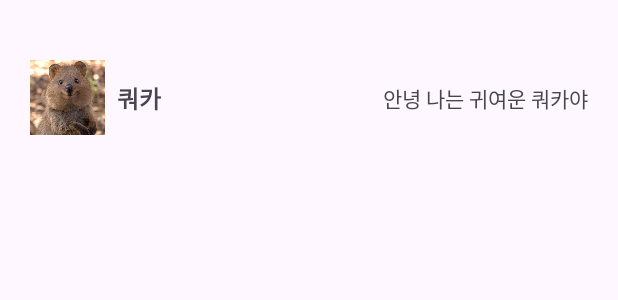
After one commit to DO-SOPT-ANDROID/minhoe-heo, an Android app: the layout item_friend.xml on its own in the app's theme, with its tools: preview values and no code run, on a phone screen of 412 x 824 dp. The commit adds this screen. Shown: the top 300 px of the screen. Run offline under Robolectric (Android 15) with nearby library versions, the phone set to English and light mode, and no system bars.

Commit message:
[feat] concatadapter 구현

```diff
--- a/app/src/main/AndroidManifest.xml
+++ b/app/src/main/AndroidManifest.xml
@@ -25,11 +25,8 @@
             android:name=".SignUpActivity"
             android:exported="false">
         </activity>
-        <activity
-            android:name=".MainActivity"
-            android:exported="false">
-        </activity>
 
+        <activity android:name=".HomeActivity"/>
     </application>
 
 </manifest>
--- a/app/src/main/java/org/sopt/dosopttemplate/LoginActivity.kt
+++ b/app/src/main/java/org/sopt/dosopttemplate/LoginActivity.kt
@@ -6,11 +6,11 @@ import android.widget.Toast
 import androidx.activity.result.ActivityResultLauncher
 import androidx.activity.result.contract.ActivityResultContracts
 import androidx.appcompat.app.AppCompatActivity
-import org.sopt.dosopttemplate.databinding.SignInBinding
+import org.sopt.dosopttemplate.databinding.ActivityLoginBinding
 
 
 class LoginActivity : AppCompatActivity() {
-    private lateinit var binding: SignInBinding
+    private lateinit var binding: ActivityLoginBinding
     private lateinit var activityResult: ActivityResultLauncher<Intent>
     lateinit var id: String
     lateinit var pw: String
@@ -21,7 +21,7 @@ class LoginActivity : AppCompatActivity() {
     override fun onCreate(savedInstanceState: Bundle?) {
         super.onCreate(savedInstanceState)
         setContentView(R.layout.activity_login)
-        binding = SignInBinding.inflate(layoutInflater)
+        binding = ActivityLoginBinding.inflate(layoutInflater)
         setContentView(binding.root)
 
         setResult()
--- /dev/null
+++ b/app/src/main/res/drawable/ic_do_android_white_24.xml
@@ -0,0 +1,5 @@
+<vector android:height="24dp" android:tint="#FFFFFF"
+    android:viewportHeight="24" android:viewportWidth="24"
+    android:width="24dp" xmlns:android="http://schemas.android.com/apk/res/android">
+    <path android:fillColor="@android:color/white" android:pathData="M12,2C6.48,2 2,6.48 2,12s4.48,10 10,10h5v-2h-5c-4.34,0 -8,-3.66 -8,-8s3.66,-8 8,-8 8,3.66 8,8v1.43c0,0.79 -0.71,1.57 -1.5,1.57s-1.5,-0.78 -1.5,-1.57L17,12c0,-2.76 -2.24,-5 -5,-5s-5,2.24 -5,5 2.24,5 5,5c1.38,0 2.64,-0.56 3.54,-1.47 0.65,0.89 1.77,1.47 2.96,1.47 1.97,0 3.5,-1.6 3.5,-3.57L22,12c0,-5.52 -4.48,-10 -10,-10zM12,15c-1.66,0 -3,-1.34 -3,-3s1.34,-3 3,-3 3,1.34 3,3 -1.34,3 -3,3z"/>
+</vector>
--- /dev/null
+++ b/app/src/main/res/layout/item_friend.xml
@@ -0,0 +1,43 @@
+<?xml version="1.0" encoding="utf-8"?>
+<androidx.constraintlayout.widget.ConstraintLayout xmlns:android="http://schemas.android.com/apk/res/android"
+    xmlns:app="http://schemas.android.com/apk/res-auto"
+    android:layout_width="match_parent"
+    android:layout_height="wrap_content"
+    xmlns:tools="http://schemas.android.com/tools">
+
+        <ImageView
+            android:id="@+id/iv_profile"
+            android:layout_width="50dp"
+            android:layout_height="0dp"
+            android:layout_marginStart="20dp"
+            android:layout_marginTop="40dp"
+            android:scaleType="centerCrop"
+            tools:src="@drawable/quokka"
+            app:layout_constraintDimensionRatio="1"
+            app:layout_constraintStart_toStartOf="parent"
+            app:layout_constraintTop_toTopOf="parent" />
+
+        <TextView
+            android:id="@+id/tv_name"
+            android:layout_width="wrap_content"
+            android:layout_height="wrap_content"
+            android:layout_marginStart="8dp"
+            android:text="쿼카"
+            android:textSize="16sp"
+            android:textStyle="bold"
+            app:layout_constraintBottom_toBottomOf="@id/iv_profile"
+            app:layout_constraintStart_toEndOf="@id/iv_profile"
+            app:layout_constraintTop_toTopOf="@id/iv_profile" />
+
+        <TextView
+            android:id="@+id/tv_self_decription"
+            android:layout_width="0dp"
+            android:layout_height="wrap_content"
+            android:layout_marginEnd="20dp"
+            android:maxLines="1"
+            android:text="안녕 나는 귀여운 쿼카야"
+            app:layout_constraintBottom_toBottomOf="@id/iv_profile"
+            app:layout_constraintEnd_toEndOf="parent"
+            app:layout_constraintTop_toTopOf="@id/iv_profile" />
+
+    </androidx.constraintlayout.widget.ConstraintLayout>
--- a/app/src/main/res/layout/sign_up.xml
+++ b/app/src/main/res/layout/sign_up.xml
@@ -4,8 +4,7 @@
     xmlns:tools="http://schemas.android.com/tools"
     android:layout_width="match_parent"
     android:layout_height="match_parent"
-    android:paddingHorizontal="20dp"
-    tools:context=".SignUpActivity">
+    android:paddingHorizontal="20dp">
 
     <TextView
         android:id="@+id/tv_sign_up_title"
--- a/app/src/main/res/values/strings.xml
+++ b/app/src/main/res/values/strings.xml
@@ -1,4 +1,5 @@
 <resources>
     <string name="app_name">DoSoptTemplate</string>
     <string name="tv_signup"><u>회원가입 하기</u></string>
+    <string name="tv_do_android_bnv_title"><b>안봉이들 화이팅~!</b></string>
 </resources>
```
Also changed, not shown: app/build.gradle (+7 -2 lines), app/src/main/java/org/sopt/dosopttemplate/DoAndroidFragment.kt (added, +33 -0 lines), app/src/main/java/org/sopt/dosopttemplate/Friend.kt (added, +9 -0 lines), app/src/main/java/org/sopt/dosopttemplate/FriendAdapter.kt (added, +28 -0 lines), app/src/main/java/org/sopt/dosopttemplate/FriendViewHolder.kt (added, +14 -0 lines), app/src/main/java/org/sopt/dosopttemplate/HomeActivity.kt (added, +56 -0 lines), app/src/main/java/org/sopt/dosopttemplate/HomeFragment.kt (+25 -0 lines), app/src/main/java/org/sopt/dosopttemplate/MainActivity.kt (deleted, +0 -23 lines), app/src/main/res/layout/fragment_do_android.xml (added, +17 -0 lines), app/src/main/res/layout/fragment_my_page.xml (renamed from app/src/main/res/layout/main_page.xml, +7 -7 lines).
